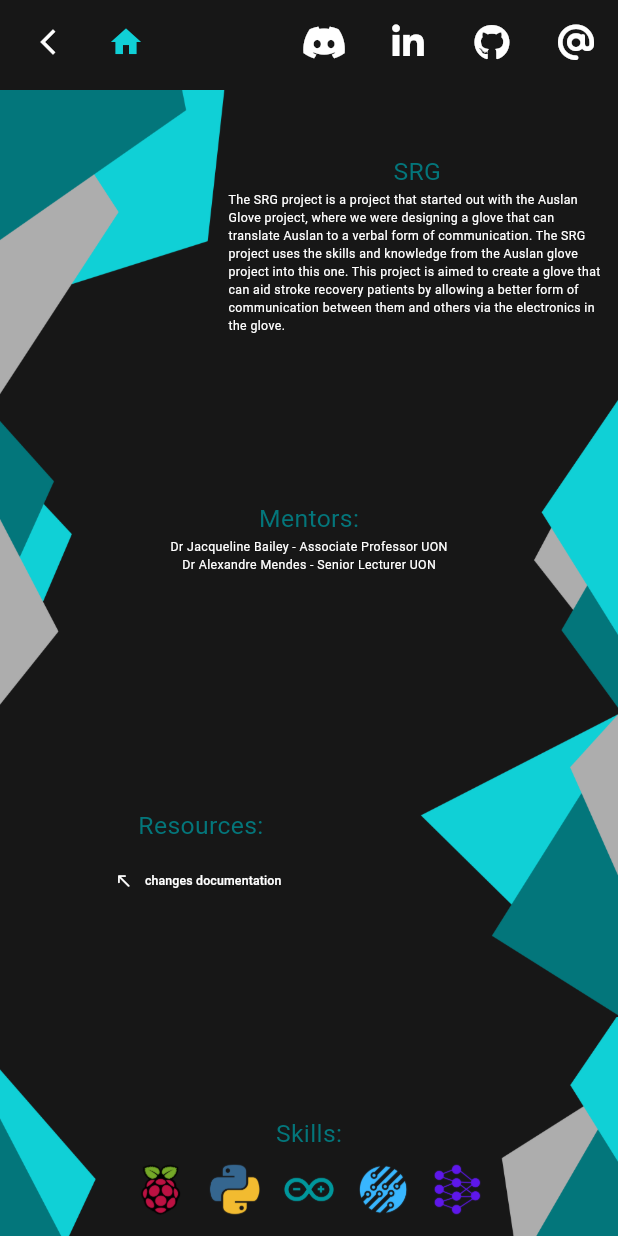
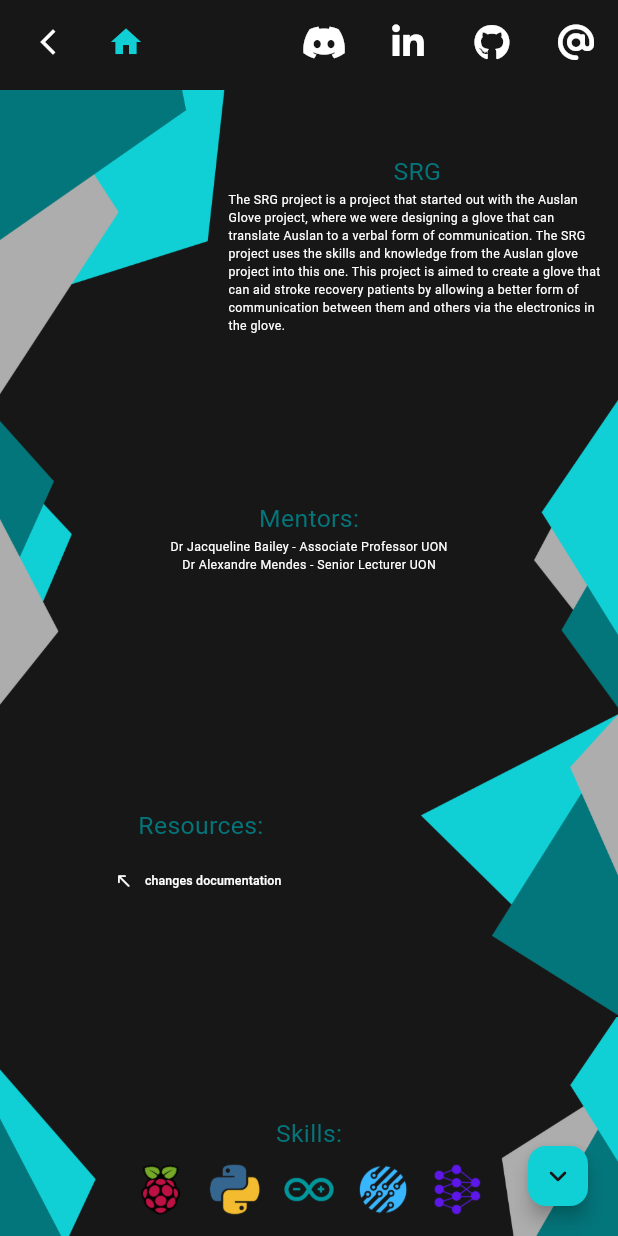
Before and after one commit to Squidly1408/Portfolio, a Flutter app: the screen it shows after launch, after a tap on "SRG", on a phone screen of 412 x 824 dp. Run offline on Flutter 3.47's test engine with Material 3 defaults, Android fonts, the phone set to English and light mode, and no system bars; our stand-ins replace firebase_core, flutter_svg, font_awesome_flutter, go_router, video_player; accounts and stored records are empty.

Commit message:
fixing scrolling issues

```diff
--- a/lib/pages/home.dart
+++ b/lib/pages/home.dart
@@ -1,5 +1,6 @@
 // packages
 import 'package:flutter/material.dart';
+import 'package:squidly1408/widgets/scroll_indicator.dart';
 import 'package:url_launcher/url_launcher.dart';
 import 'package:go_router/go_router.dart';
 import 'package:video_player/video_player.dart';
@@ -63,6 +64,7 @@ final _outlearning = [
 
 class _HomeState extends State<Home> {
   late VideoPlayerController _videoPlayerController;
+  final ScrollController _scrollController = ScrollController();
 
   @override
   void initState() {
@@ -78,6 +80,8 @@ class _HomeState extends State<Home> {
   @override
   Widget build(BuildContext context) {
     return Scaffold(
+      floatingActionButton:
+          ScrollIndicator(scrollController: _scrollController),
       backgroundColor: secondaryColour, // black
 
       // added header which acts as a links / navigation to home / logo
@@ -92,6 +96,7 @@ class _HomeState extends State<Home> {
       // need to insert links to pages / sources and all
       body: SizedBox(
         child: SingleChildScrollView(
+          controller: _scrollController,
           child: Column(
             children: [
               // banner
--- a/lib/pages/other_projects.dart
+++ b/lib/pages/other_projects.dart
@@ -10,6 +10,7 @@ import '../models/other_projects.dart';
 
 // widgets
 import '../../widgets/header.dart';
+import '../widgets/scroll_indicator.dart';
 
 class OtherProjectsPage extends StatefulWidget {
   const OtherProjectsPage({
@@ -21,6 +22,7 @@ class OtherProjectsPage extends StatefulWidget {
 }
 
 class _OtherProjectsPageState extends State<OtherProjectsPage> {
+  final ScrollController _scrollController = ScrollController();
   // project data
   final _project = OtherProjects(
       // title
@@ -68,6 +70,8 @@ class _OtherProjectsPageState extends State<OtherProjectsPage> {
   Widget build(BuildContext context) {
     return Scaffold(
       backgroundColor: secondaryColour, // black
+      floatingActionButton:
+          ScrollIndicator(scrollController: _scrollController),
 
       // added header which acts as a links / navigation to home / logo
       appBar: const PreferredSize(
--- a/lib/pages/outlearning.dart
+++ b/lib/pages/outlearning.dart
@@ -7,6 +7,7 @@ import '../main.dart';
 
 // widgets
 import '../widgets/header.dart';
+import '../widgets/scroll_indicator.dart';
 
 class Outlearning extends StatefulWidget {
   const Outlearning({super.key});
@@ -16,12 +17,14 @@ class Outlearning extends StatefulWidget {
 }
 
 class _OutlearningState extends State<Outlearning> {
+  final ScrollController _scrollController = ScrollController();
   // scaffold
   @override
   Widget build(BuildContext context) {
     return Scaffold(
       backgroundColor: secondaryColour, // black
-
+      floatingActionButton:
+          ScrollIndicator(scrollController: _scrollController),
       // added header which acts as a links / navigation to home / logo
       appBar: const PreferredSize(
         preferredSize: Size.fromHeight(60),
--- a/lib/pages/projects/project1.dart
+++ b/lib/pages/projects/project1.dart
@@ -8,6 +8,7 @@ import '../../main.dart';
 // widgets
 import '../../models/projects.dart';
 import '../../widgets/header.dart';
+import '../../widgets/scroll_indicator.dart';
 
 class Project1 extends StatefulWidget {
   const Project1({
@@ -19,6 +20,8 @@ class Project1 extends StatefulWidget {
 }
 
 class _Project1State extends State<Project1> {
+  final ScrollController _scrollController = ScrollController();
+
   // project data
   final _project = Projects(
     // title
@@ -59,6 +62,8 @@ class _Project1State extends State<Project1> {
     return Scaffold(
       backgroundColor: secondaryColour, // black
 
+      floatingActionButton:
+          ScrollIndicator(scrollController: _scrollController),
       // added header which acts as a links / navigation to home / logo
       appBar: const PreferredSize(
         preferredSize: Size.fromHeight(60),
--- a/lib/pages/projects/project2.dart
+++ b/lib/pages/projects/project2.dart
@@ -8,6 +8,7 @@ import '../../main.dart';
 // widgets
 import '../../models/projects.dart';
 import '../../widgets/header.dart';
+import '../../widgets/scroll_indicator.dart';
 
 class Project2 extends StatefulWidget {
   const Project2({super.key});
@@ -17,6 +18,8 @@ class Project2 extends StatefulWidget {
 }
 
 class _Project2State extends State<Project2> {
+  final ScrollController _scrollController = ScrollController();
+
   // project data
   final _project = Projects(
     // title
@@ -56,7 +59,8 @@ class _Project2State extends State<Project2> {
   Widget build(BuildContext context) {
     return Scaffold(
       backgroundColor: secondaryColour, // black
-
+      floatingActionButton:
+          ScrollIndicator(scrollController: _scrollController),
       // added header which acts as a links / navigation to home / logo
       appBar: const PreferredSize(
         preferredSize: Size.fromHeight(60),
--- a/lib/pages/projects/project3.dart
+++ b/lib/pages/projects/project3.dart
@@ -8,6 +8,7 @@ import '../../main.dart';
 // widgets
 import '../../models/projects.dart';
 import '../../widgets/header.dart';
+import '../../widgets/scroll_indicator.dart';
 
 class Project3 extends StatefulWidget {
   const Project3({super.key});
@@ -17,6 +18,7 @@ class Project3 extends StatefulWidget {
 }
 
 class _Project3State extends State<Project3> {
+  final ScrollController _scrollController = ScrollController();
   // project data
   final _project = Projects(
     // title
@@ -56,7 +58,8 @@ class _Project3State extends State<Project3> {
   Widget build(BuildContext context) {
     return Scaffold(
       backgroundColor: secondaryColour, // black
-
+      floatingActionButton:
+          ScrollIndicator(scrollController: _scrollController),
       // added header which acts as a links / navigation to home / logo
       appBar: const PreferredSize(
         preferredSize: Size.fromHeight(60),
--- a/lib/pages/projects/project4.dart
+++ b/lib/pages/projects/project4.dart
@@ -8,6 +8,7 @@ import '../../main.dart';
 // widgets
 import '../../models/projects.dart';
 import '../../widgets/header.dart';
+import '../../widgets/scroll_indicator.dart';
 
 class Project4 extends StatefulWidget {
   const Project4({super.key});
@@ -17,6 +18,7 @@ class Project4 extends StatefulWidget {
 }
 
 class _Project4State extends State<Project4> {
+  final ScrollController _scrollController = ScrollController();
   // project data
   final _project = Projects(
     // title
@@ -56,7 +58,8 @@ class _Project4State extends State<Project4> {
   Widget build(BuildContext context) {
     return Scaffold(
       backgroundColor: secondaryColour, // black
-
+      floatingActionButton:
+          ScrollIndicator(scrollController: _scrollController),
       // added header which acts as a links / navigation to home / logo
       appBar: const PreferredSize(
         preferredSize: Size.fromHeight(60),
--- a/lib/pages/projects/project5.dart
+++ b/lib/pages/projects/project5.dart
@@ -8,6 +8,7 @@ import '../../main.dart';
 // widgets
 import '../../models/projects.dart';
 import '../../widgets/header.dart';
+import '../../widgets/scroll_indicator.dart';
 
 class Project5 extends StatefulWidget {
   const Project5({super.key});
@@ -17,6 +18,8 @@ class Project5 extends StatefulWidget {
 }
 
 class _Project5State extends State<Project5> {
+  final ScrollController _scrollController = ScrollController();
+
   // project data
   final _project = Projects(
     // title
@@ -56,7 +59,8 @@ class _Project5State extends State<Project5> {
   Widget build(BuildContext context) {
     return Scaffold(
       backgroundColor: secondaryColour, // black
-
+      floatingActionButton:
+          ScrollIndicator(scrollController: _scrollController),
       // added header which acts as a links / navigation to home / logo
       appBar: const PreferredSize(
         preferredSize: Size.fromHeight(60),
--- a/lib/pages/projects/senior_project.dart
+++ b/lib/pages/projects/senior_project.dart
@@ -9,6 +9,7 @@ import '../../main.dart';
 // widgets
 import '../../models/projects.dart';
 import '../../widgets/header.dart';
+import '../../widgets/scroll_indicator.dart';
 
 class SeniorProject extends StatefulWidget {
   const SeniorProject({super.key});
@@ -18,6 +19,7 @@ class SeniorProject extends StatefulWidget {
 }
 
 class _SeniorProjectState extends State<SeniorProject> {
+  final ScrollController _scrollController = ScrollController();
   // project data
   final _project = Projects(
     // title
@@ -75,7 +77,8 @@ class _SeniorProjectState extends State<SeniorProject> {
   Widget build(BuildContext context) {
     return Scaffold(
       backgroundColor: secondaryColour, // black
-
+      floatingActionButton:
+          ScrollIndicator(scrollController: _scrollController),
       // added header which acts as a links / navigation to home / logo
       appBar: const PreferredSize(
         preferredSize: Size.fromHeight(60),
--- /dev/null
+++ b/lib/widgets/scroll_indicator.dart
@@ -0,0 +1,45 @@
+import 'package:flutter/material.dart';
+import 'package:squidly1408/main.dart';
+
+class ScrollIndicator extends StatefulWidget {
+  const ScrollIndicator({super.key, required this.scrollController});
+  final ScrollController? scrollController;
+  @override
+  State<ScrollIndicator> createState() => _ScrollIndicatorState();
+}
+
+class _ScrollIndicatorState extends State<ScrollIndicator> {
+  IconData _icon = Icons.keyboard_arrow_down_rounded;
+
+  void initState() {
+    super.initState();
+    widget.scrollController!.addListener(() {
+      bool _istop = widget.scrollController!.position.pixels == 0;
+      if (_istop) {
+        setState(() {
+          _icon = Icons.keyboard_arrow_down_rounded;
+        });
+      } else {
+        if (widget.scrollController!.position.atEdge) {
+          setState(() {
+            _icon = Icons.keyboard_arrow_up_rounded;
+          });
+        } else {
+          setState(() {
+            _icon = Icons.keyboard_arrow_down_rounded;
+          });
+        }
+      }
+    });
+  }
+
+  @override
+  Widget build(BuildContext context) {
+    return FloatingActionButton.small(
+      elevation: 5,
+      onPressed: () {},
+      backgroundColor: mainColour2,
+      child: Icon(_icon, color: secondaryColour),
+    );
+  }
+}
```
Also changed, not shown: lib/assets/images/homepage/outlearning_banner.png, lib/assets/images/homepage/projects_banner.png, lib/assets/images/homepage/skills_banner.png.
